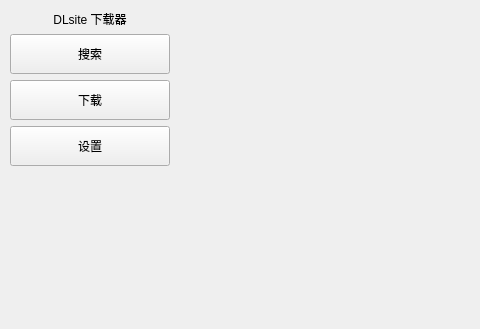
Above: src/QTui/ui_file/index.ui from henntaidesu/DLsite_Anime-sharing_download before the change; both pictures show x 0 to 480 and y 0 to 329 of the 1000 by 640 pixel window. Below: the same form after it.
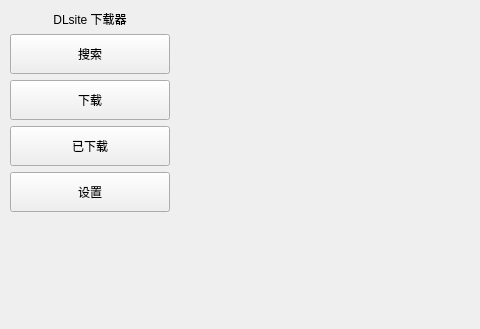
That is the form after the change.

Diff of the .ui file:
```diff
--- a/src/QTui/ui_file/index.ui
+++ b/src/QTui/ui_file/index.ui
@@ -113,6 +113,28 @@
         </property>
        </widget>
       </item>
+      <item>
+       <widget class="QPushButton" name="pushButton_4">
+        <property name="minimumSize">
+         <size>
+          <width>0</width>
+          <height>40</height>
+         </size>
+        </property>
+        <property name="text">
+         <string>已下载</string>
+        </property>
+        <property name="checkable">
+         <bool>true</bool>
+        </property>
+        <property name="autoExclusive">
+         <bool>true</bool>
+        </property>
+        <property name="class" stdset="0">
+         <string>navButton</string>
+        </property>
+       </widget>
+      </item>
       <item>
        <widget class="QPushButton" name="pushButton_3">
         <property name="minimumSize">
```
